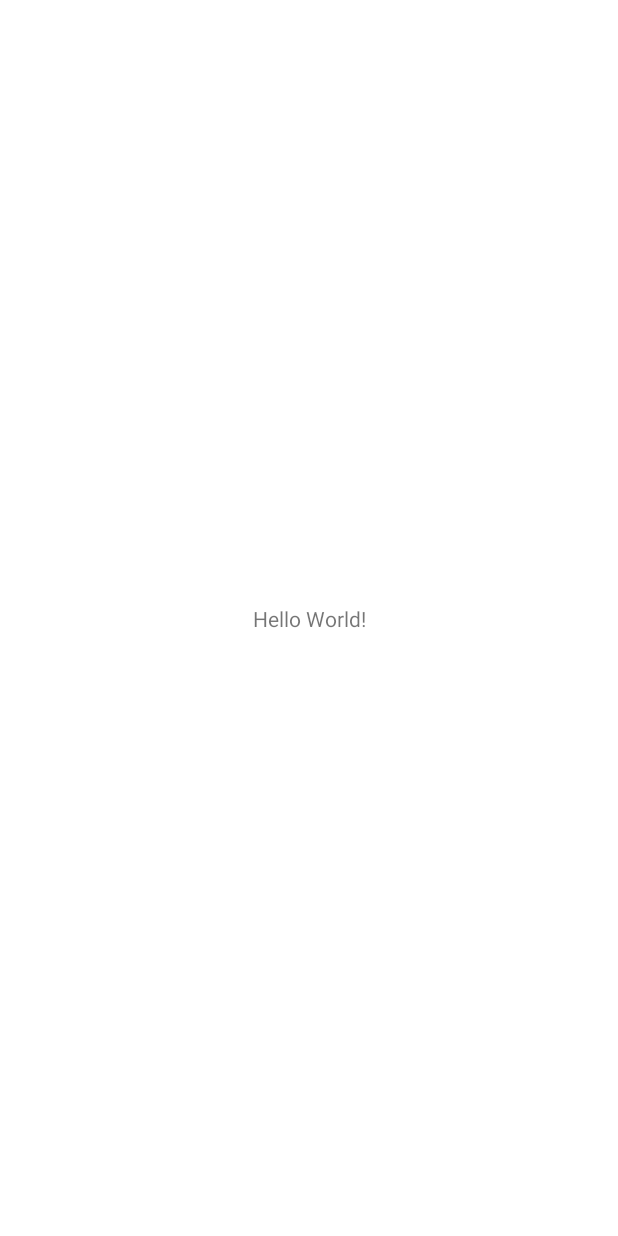
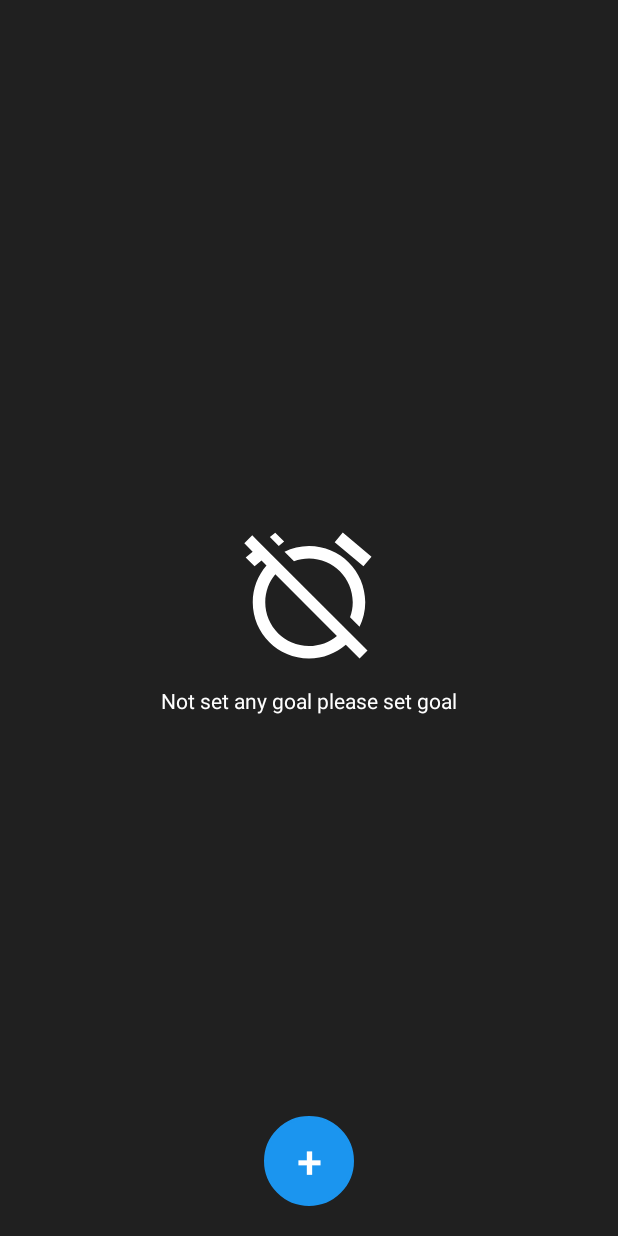
Before and after one commit to roshu190498/daysRemind, an Android app: the screen it shows after launch (MainActivity), on a phone screen of 412 x 824 dp. Before the commit the screen is almost empty. Run offline under Robolectric (Android 15) with nearby library versions, the phone set to English and light mode, and no system bars.

Commit message:
second commit

```diff
--- a/app/build.gradle
+++ b/app/build.gradle
@@ -1,6 +1,7 @@
 plugins {
     id 'com.android.application'
     id 'kotlin-android'
+    id 'kotlin-android-extensions'
 }
 
 android {
--- /dev/null
+++ b/app/src/main/res/drawable/ic_no_remind.xml
@@ -0,0 +1,5 @@
+<vector android:height="24dp" android:tint="#FFFFFF"
+    android:viewportHeight="24" android:viewportWidth="24"
+    android:width="24dp" xmlns:android="http://schemas.android.com/apk/res/android">
+    <path android:fillColor="@android:color/white" android:pathData="M12,6c3.87,0 7,3.13 7,7 0,0.84 -0.16,1.65 -0.43,2.4l1.52,1.52c0.58,-1.19 0.91,-2.51 0.91,-3.92 0,-4.97 -4.03,-9 -9,-9 -1.41,0 -2.73,0.33 -3.92,0.91L9.6,6.43C10.35,6.16 11.16,6 12,6zM22,5.72l-4.6,-3.86 -1.29,1.53 4.6,3.86L22,5.72zM2.92,2.29L1.65,3.57 2.98,4.9l-1.11,0.93 1.42,1.42 1.11,-0.94 0.8,0.8C3.83,8.69 3,10.75 3,13c0,4.97 4.02,9 9,9 2.25,0 4.31,-0.83 5.89,-2.2l2.2,2.2 1.27,-1.27L3.89,3.27l-0.97,-0.98zM16.47,18.39C15.26,19.39 13.7,20 12,20c-3.87,0 -7,-3.13 -7,-7 0,-1.7 0.61,-3.26 1.61,-4.47l9.86,9.86zM8.02,3.28L6.6,1.86l-0.86,0.71 1.42,1.42 0.86,-0.71z"/>
+</vector>
--- /dev/null
+++ b/app/src/main/res/drawable/rounded_blue_button.xml
@@ -0,0 +1,31 @@
+<?xml version="1.0" encoding="utf-8"?>
+<selector xmlns:android="http://schemas.android.com/apk/res/android">
+    <item android:state_pressed="false">
+        <shape android:shape="rectangle">
+            <corners android:radius="1000dp" />
+            <solid android:color="@color/blue" />
+            <stroke
+                android:width="2dip"
+                android:color="@color/blue" />
+            <padding
+                android:bottom="4dp"
+                android:left="4dp"
+                android:right="4dp"
+                android:top="4dp" />
+        </shape>
+    </item>
+    <item android:state_pressed="true">
+        <shape android:shape="rectangle">
+            <corners android:radius="1000dp" />
+            <solid android:color="@color/blue" />
+            <stroke
+                android:width="2dip"
+                android:color="@color/blue" />
+            <padding
+                android:bottom="4dp"
+                android:left="4dp"
+                android:right="4dp"
+                android:top="4dp" />
+        </shape>
+    </item>
+</selector>
--- a/app/src/main/res/layout/activity_main.xml
+++ b/app/src/main/res/layout/activity_main.xml
@@ -4,15 +4,54 @@
     xmlns:tools="http://schemas.android.com/tools"
     android:layout_width="match_parent"
     android:layout_height="match_parent"
+    android:background="@color/charcoal"
     tools:context=".MainActivity">
 
-    <TextView
-        android:layout_width="wrap_content"
+
+    <androidx.constraintlayout.widget.ConstraintLayout
+        android:id="@+id/clNoGoal"
+        android:layout_width="match_parent"
         android:layout_height="wrap_content"
-        android:text="Hello World!"
+        android:orientation="vertical"
         app:layout_constraintBottom_toBottomOf="parent"
-        app:layout_constraintLeft_toLeftOf="parent"
-        app:layout_constraintRight_toRightOf="parent"
-        app:layout_constraintTop_toTopOf="parent" />
+        app:layout_constraintEnd_toEndOf="parent"
+        app:layout_constraintTop_toTopOf="parent">
 
+
+        <androidx.appcompat.widget.AppCompatImageView
+            android:id="@+id/ivNoRemind"
+            android:layout_width="100dp"
+            android:layout_height="100dp"
+            app:srcCompat="@drawable/ic_no_remind"
+            app:layout_constraintTop_toTopOf="parent"
+            app:layout_constraintEnd_toEndOf="parent"
+            app:layout_constraintStart_toStartOf="parent"
+            />
+
+
+        <androidx.appcompat.widget.AppCompatTextView
+            android:id="@+id/tvNotSetGoal"
+            android:layout_width="match_parent"
+            android:layout_height="wrap_content"
+            android:text="@string/txt_not_set_goal"
+            android:gravity="center_horizontal"
+            android:textColor="@color/white"
+            android:layout_marginTop="10dp"
+            app:layout_constraintTop_toBottomOf="@id/ivNoRemind" />
+
+    </androidx.constraintlayout.widget.ConstraintLayout>
+
+
+    <androidx.appcompat.widget.AppCompatButton
+        android:id="@+id/btnAdd"
+        android:layout_width="60dp"
+        android:layout_height="60dp"
+        android:background="@drawable/rounded_blue_button"
+        android:text="+"
+        android:textSize="30sp"
+        android:textColor="@color/white"
+        android:layout_marginBottom="20dp"
+        app:layout_constraintBottom_toBottomOf="parent"
+        app:layout_constraintEnd_toEndOf="parent"
+        app:layout_constraintStart_toStartOf="parent" />
 </androidx.constraintlayout.widget.ConstraintLayout>
--- a/app/src/main/res/values/colors.xml
+++ b/app/src/main/res/values/colors.xml
@@ -7,4 +7,7 @@
     <color name="teal_700">#FF018786</color>
     <color name="black">#FF000000</color>
     <color name="white">#FFFFFFFF</color>
+    <color name="blue">#1B95EF</color>
+    <color name="charcoal">#202020</color>
+    <color name="transparent">#000000</color>
 </resources>
--- a/app/src/main/res/values/strings.xml
+++ b/app/src/main/res/values/strings.xml
@@ -1,3 +1,5 @@
 <resources>
     <string name="app_name">DaysRemind</string>
+    <string name="txt_not_set_goal">Not set any goal please set goal</string>
+    <string name="txt_set_goal">Set Goal</string>
 </resources>
```
